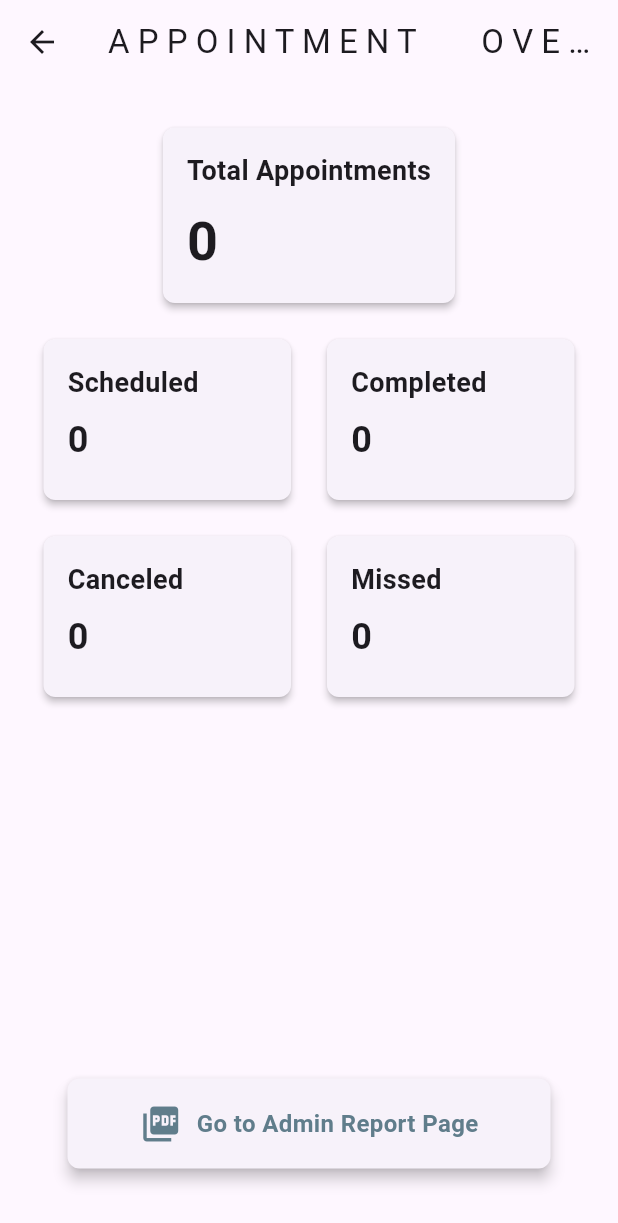
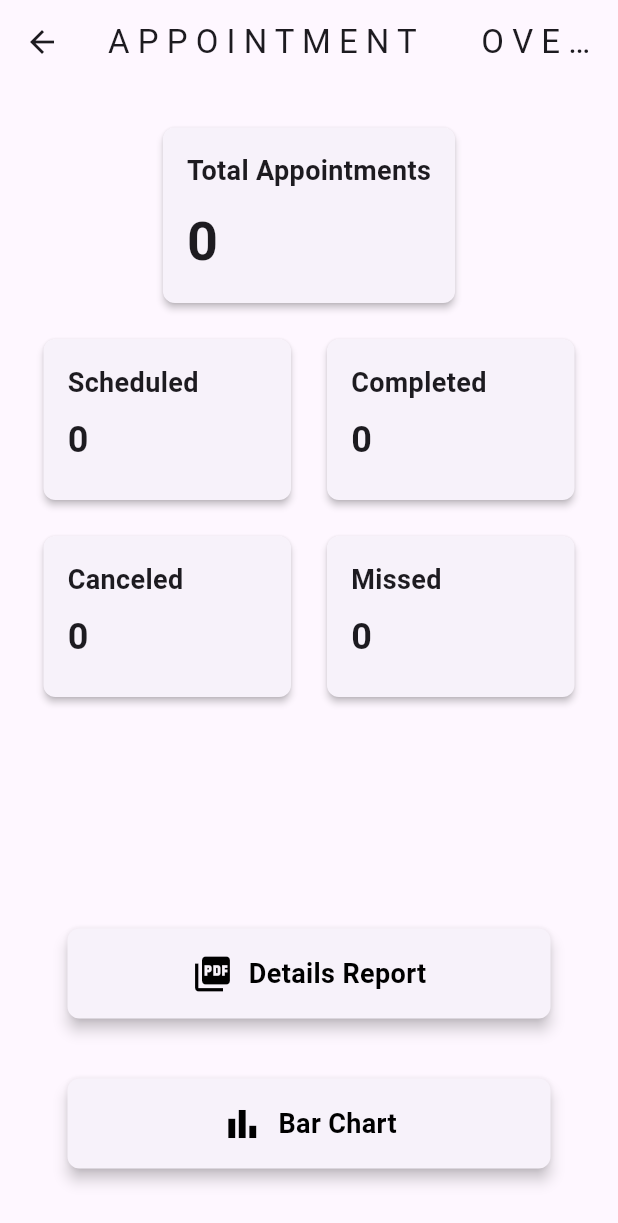
Before and after one commit to nabilahsaleh/admin_mysiswa2, a Flutter app: the OverviewWebpage screen opened directly, on a phone screen of 412 x 824 dp. Shown: the top 1223 px of the screen. Run offline on Flutter 3.47's test engine with Material 3 defaults, Android fonts, the light colour scheme and no system bars; our stand-ins replace cloud_firestore, firebase_auth, firebase_core, firebase_messaging, fl_chart, google_sign_in and 2 more; missing offline and left inert: dart:html; accounts and stored records are empty.

Commit message:
Bar chart

```diff
--- a/lib/webpages/overview_webpage.dart
+++ b/lib/webpages/overview_webpage.dart
@@ -1,3 +1,4 @@
+import 'package:admin_mysiswa2/webpages/bar_chart.dart';
 import 'package:admin_mysiswa2/webpages/report_generator.dart';
 import 'package:flutter/material.dart';
 import 'package:fl_chart/fl_chart.dart';
@@ -386,14 +387,51 @@ class _OverviewWebpageState extends State<OverviewWebpage> {
                                             mainAxisAlignment:
                                                 MainAxisAlignment.center,
                                             children: [
+                                              Text(
+                                                'Download',
+                                                style: TextStyle(
+                                                  fontSize: 18,
+                                                  color: Colors.black,
+                                                  fontWeight: FontWeight.bold,
+                                                ),
+                                              ),
+                                              SizedBox(width: 10),
                                               Icon(Icons.picture_as_pdf,
+                                                  size: 28,
+                                                  color: Colors.black),
+                                            ],
+                                          ),
+                                        ),
+                                      ),
+                                  ),
+                                  Card(
+                                    elevation: 2,
+                                    shape: RoundedRectangleBorder(
+                                      borderRadius: BorderRadius.circular(8),
+                                    ),
+                                    child: InkWell(
+                                        onTap: () {
+                                          Navigator.push(
+                                            context,
+                                            MaterialPageRoute(
+                                                builder: (context) =>
+                                                    SimpleBarChart()),
+                                          );
+                                        },
+                                        child: const Padding(
+                                          padding: EdgeInsets.all(16.0),
+                                          child: Row(
+                                            mainAxisAlignment:
+                                                MainAxisAlignment.center,
+                                            children: [
+                                              Icon(Icons.bar_chart,
                                                   size: 28,
                                                   color: Colors.black),
                                               SizedBox(width: 10),
                                               Text(
-                                                'Details Report',
+                                                'Bar Chart',
                                                 style: TextStyle(
-                                                  fontSize: 16,
+                                                  fontSize: 18,
                                                   color: Colors.black,
                                                   fontWeight: FontWeight.bold,
                                                 ),
@@ -605,13 +643,51 @@ class _OverviewWebpageState extends State<OverviewWebpage> {
                                 mainAxisAlignment: MainAxisAlignment.center,
                                 children: [
                                   Icon(Icons.picture_as_pdf,
-                                      size: 28, color: Colors.blueGrey),
+                                      size: 28, color: Colors.black),
                                   SizedBox(width: 10),
                                   Text(
-                                    'Go to Admin Report Page',
+                                    'Details Report',
                                     style: TextStyle(
-                                      fontSize: 16,
-                                      color: Colors.blueGrey,
+                                      fontSize: 18,
+                                      color: Colors.black,
+                                      fontWeight: FontWeight.bold,
+                                    ),
+                                  ),
+                                ],
+                              ),
+                            ),
+                          ),
+                        ),
+                      ),
+                      Padding(
+                        padding: const EdgeInsets.all(16.0),
+                        child: Card(
+                          elevation: 4,
+                          shape: RoundedRectangleBorder(
+                            borderRadius: BorderRadius.circular(8),
+                          ),
+                          child: InkWell(
+                            onTap: () {
+                              Navigator.push(
+                                context,
+                                MaterialPageRoute(
+                                    builder: (context) =>
+                                        SimpleBarChart()),
+                              );
+                            },
+                            child: const Padding(
+                              padding: EdgeInsets.all(16.0),
+                              child: Row(
+                                mainAxisAlignment: MainAxisAlignment.center,
+                                children: [
+                                  Icon(Icons.bar_chart,
+                                      size: 28, color: Colors.black),
+                                  SizedBox(width: 10),
+                                  Text(
+                                    'Bar Chart',
+                                    style: TextStyle(
+                                      fontSize: 18,
+                                      color: Colors.black,
                                       fontWeight: FontWeight.bold,
                                     ),
                                   ),
```
Also changed, not shown: lib/webpages/bar_chart.dart (added, +125 -0 lines).
